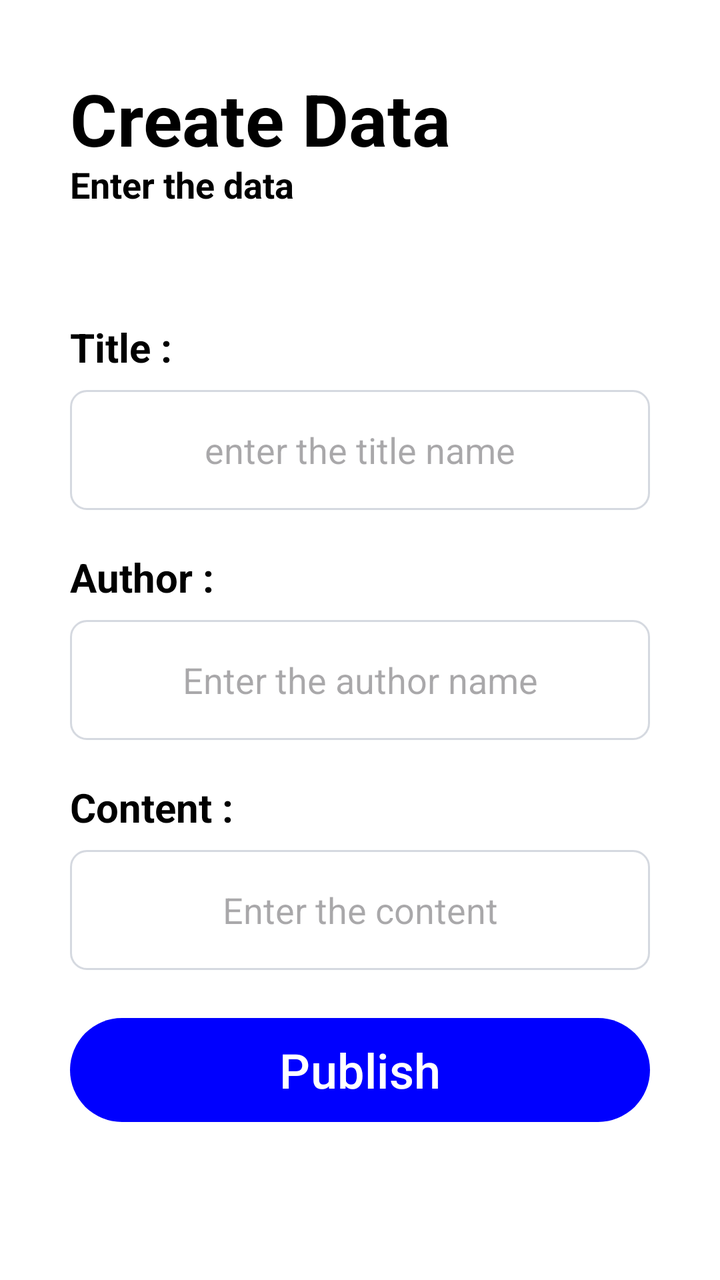
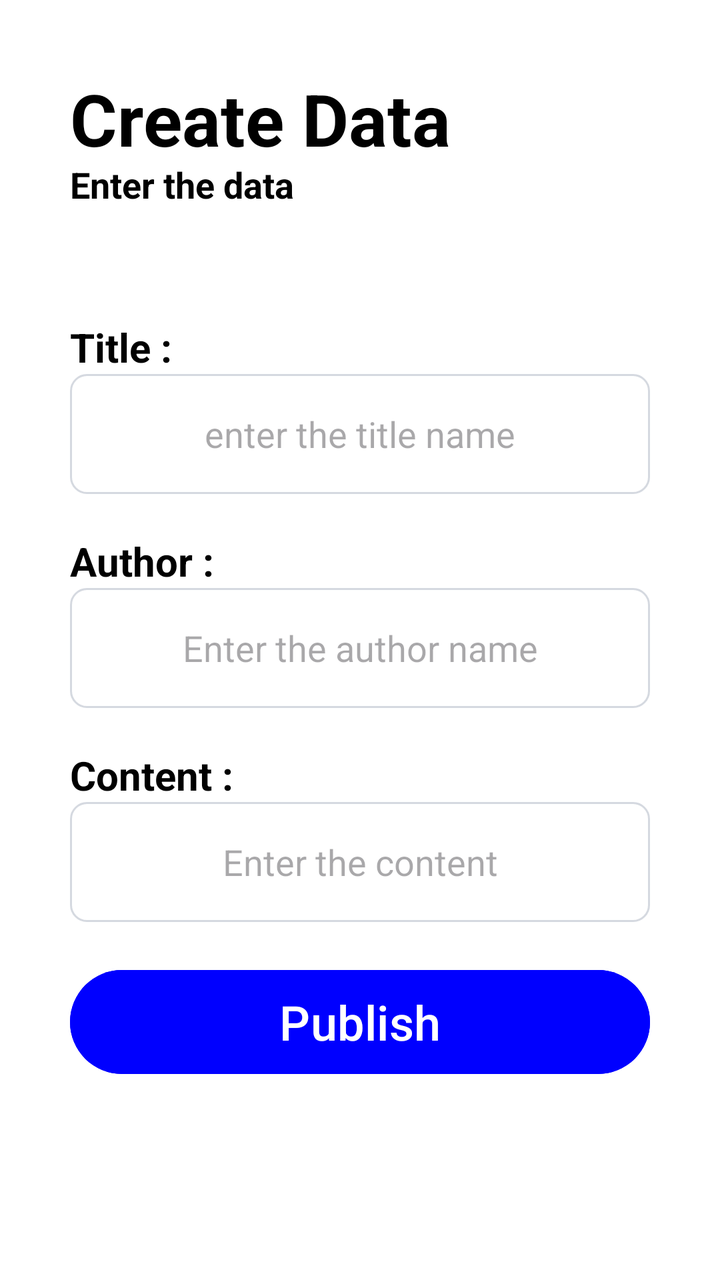

Screens rendered from an Android XML layout before and after an edit, with the pre-edit source and the edit as a unified diff.
<!-- AndroidManifest.xml: application theme Theme.Task_3 -->
<!-- res/layout/activity_add_data.xml -->
<?xml version="1.0" encoding="utf-8"?>
<androidx.constraintlayout.widget.ConstraintLayout xmlns:android="http://schemas.android.com/apk/res/android"
    xmlns:app="http://schemas.android.com/apk/res-auto"
    xmlns:tools="http://schemas.android.com/tools"
    android:id="@+id/main"
    android:layout_width="match_parent"
    android:layout_height="match_parent"
    tools:context=".add_data"
    android:background="@color/white"
    android:padding="35dp">

    <TextView
        android:id="@+id/Head"
        android:layout_width="wrap_content"
        android:layout_height="wrap_content"
        android:textStyle="bold"
        android:textSize="36dp"
        android:text="Create Data"
        android:textColor="@color/black"
        app:layout_constraintTop_toTopOf="parent"
        app:layout_constraintStart_toStartOf="parent"/>

    <TextView
        android:id="@+id/Subhead"
        android:layout_width="wrap_content"
        android:layout_height="wrap_content"
        android:textColor="@color/black"
        android:text="Enter the data"
        app:layout_constraintTop_toTopOf="@id/Head"
        android:layout_marginTop="45dp"
        android:textSize="18dp"
        android:textStyle="bold"
        app:layout_constraintStart_toStartOf="parent"/>

    <TextView
        android:id="@+id/titlehead"
        android:layout_width="wrap_content"
        android:layout_height="wrap_content"
        android:text="Title :"
        android:textStyle="bold"
        android:textColor="@color/black"
        android:textSize="20dp"
        app:layout_constraintTop_toTopOf="@id/Subhead"
        android:layout_marginTop="80dp"
        app:layout_constraintStart_toStartOf="parent"/>

    <EditText
        android:id="@+id/title"
        android:layout_width="match_parent"
        android:layout_height="60dp"
        app:layout_constraintTop_toTopOf="@id/titlehead"
        android:layout_marginTop="35dp"
        android:inputType="text"
        android:hint="enter the title name"
        android:background="@drawable/input_box"
        android:textColor="@color/black"
        android:singleLine="true"
        app:layout_constraintStart_toStartOf="parent"
        android:gravity="center"/>

    <TextView
        android:id="@+id/authorhead"
        android:layout_width="wrap_content"
        android:layout_height="wrap_content"
        android:text="Author :"
        android:textStyle="bold"
        android:textColor="@color/black"
        android:textSize="20dp"
        app:layout_constraintTop_toTopOf="@id/title"
        android:layout_marginTop="80dp"
        app:layout_constraintStart_toStartOf="parent"/>

    <EditText
        android:id="@+id/author"
        android:layout_width="match_parent"
        android:layout_height="60dp"
        app:layout_constraintTop_toTopOf="@id/authorhead"
        android:layout_marginTop="35dp"
        android:background="@drawable/input_box"
        android:hint="Enter the author name"
        android:textColor="@color/black"
        android:singleLine="true"
        android:inputType="text"
        app:layout_constraintStart_toStartOf="parent"
        android:gravity="center"/>

    <TextView
        android:id="@+id/contenthead"
        android:layout_width="wrap_content"
        android:layout_height="wrap_content"
        android:text="Content :"
        android:textStyle="bold"
        android:textColor="@color/black"
        android:textSize="20dp"
        app:layout_constraintTop_toTopOf="@id/author"
        android:layout_marginTop="80dp"
        app:layout_constraintStart_toStartOf="parent"/>

    <EditText
        android:id="@+id/content"
        android:layout_width="match_parent"
        android:layout_height="60dp"
        app:layout_constraintTop_toTopOf="@id/contenthead"
        android:layout_marginTop="35dp"
        android:background="@drawable/input_box"
        android:hint="Enter the content"
        android:textColor="@color/black"
        android:inputType="text"
        app:layout_constraintStart_toStartOf="parent"
        android:gravity="center"/>

    <Button
        android:id="@+id/piblishbtn"
        android:layout_width="match_parent"
        android:layout_height="60dp"
        app:layout_constraintStart_toStartOf="parent"
        app:layout_constraintTop_toTopOf="@id/content"
        android:layout_marginTop="80dp"
        android:text="Publish"
        android:textColor="@color/white"
        android:textSize="24dp"
        android:clickable="true"/>

</androidx.constraintlayout.widget.ConstraintLayout>
<!-- resources referenced by this layout -->
<resources>
  <color name="black">#FF000000</color>
  <color name="white">#FFFFFFFF</color>
  <!-- drawable input_box (drawable) -->
  <?xml version="1.0" encoding="utf-8"?>
  <shape xmlns:android="http://schemas.android.com/apk/res/android"
      android:shape="rectangle">
  
      <solid android:color="@color/white" />
  
      <stroke
          android:width="1dp"
          android:color="#D5D9E0" />
  
      <corners android:radius="8dp" />
  
  </shape>
  <style name="Theme.Task_3" parent="Base.Theme.Task_3" />
  <style name="Base.Theme.Task_3" parent="Theme.Material3.DayNight.NoActionBar">
          
          <item name="colorPrimary">@color/Blue</item>
          <item name="colorPrimaryVariant">@color/Blue</item>
          <item name="android:statusBarColor">@color/Blue</item>
      </style>
  <color name="Blue">#0000FF</color>
</resources>

<!-- the commit's change to res/layout/activity_add_data.xml (unified diff, before → after) -->
@@ -48,8 +48,7 @@
         android:id="@+id/title"
         android:layout_width="match_parent"
         android:layout_height="60dp"
-        app:layout_constraintTop_toTopOf="@id/titlehead"
-        android:layout_marginTop="35dp"
+        app:layout_constraintTop_toBottomOf="@id/titlehead"
         android:inputType="text"
         android:hint="enter the title name"
         android:background="@drawable/input_box"
@@ -74,8 +73,7 @@
         android:id="@+id/author"
         android:layout_width="match_parent"
         android:layout_height="60dp"
-        app:layout_constraintTop_toTopOf="@id/authorhead"
-        android:layout_marginTop="35dp"
+        app:layout_constraintTop_toBottomOf="@id/authorhead"
         android:background="@drawable/input_box"
         android:hint="Enter the author name"
         android:textColor="@color/black"
@@ -100,8 +98,7 @@
         android:id="@+id/content"
         android:layout_width="match_parent"
         android:layout_height="60dp"
-        app:layout_constraintTop_toTopOf="@id/contenthead"
-        android:layout_marginTop="35dp"
+        app:layout_constraintTop_toBottomOf="@id/contenthead"
         android:background="@drawable/input_box"
         android:hint="Enter the content"
         android:textColor="@color/black"
@@ -114,9 +111,10 @@
         android:layout_width="match_parent"
         android:layout_height="60dp"
         app:layout_constraintStart_toStartOf="parent"
-        app:layout_constraintTop_toTopOf="@id/content"
-        android:layout_marginTop="80dp"
+        app:layout_constraintTop_toBottomOf="@id/content"
+        android:layout_marginTop="20dp"
         android:text="Publish"
+        android:backgroundTint="@color/Blue"
         android:textColor="@color/white"
         android:textSize="24dp"
         android:clickable="true"/>
